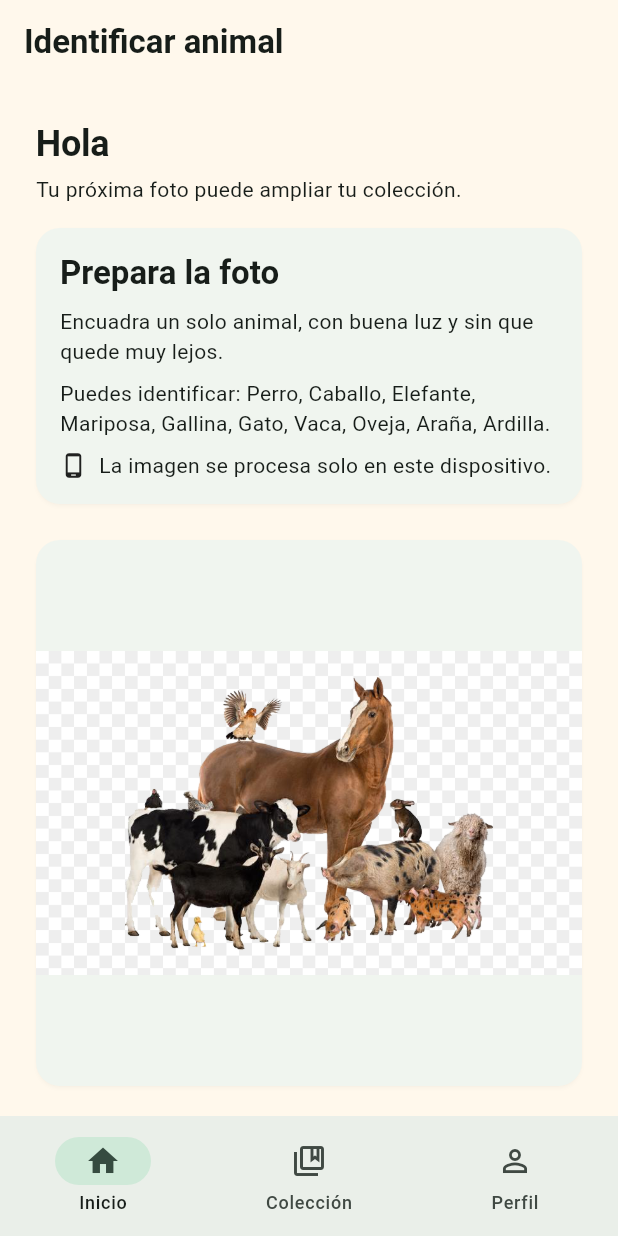
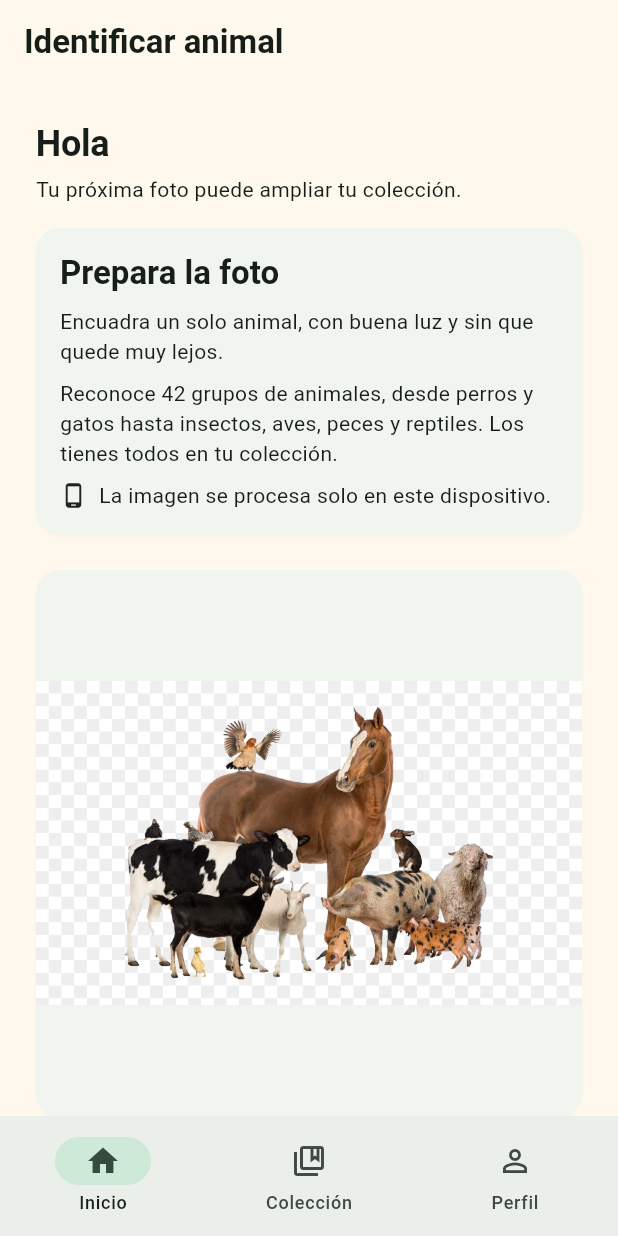
Before and after one commit to jsaproject/TFM, a Flutter app: the screen it shows once a user with an empty profile is signed in, after a tap on "Empezar a explorar", on a phone screen of 412 x 824 dp. Run offline on Flutter 3.47's test engine with Material 3 defaults, Android fonts, the phone set to English and light mode, and no system bars; our stand-ins replace cloud_firestore, firebase_auth, firebase_core, image_picker, permission_handler, shared_preferences; accounts and stored records are empty; project files that could hold a hidden picture were left out.

Commit message:
feat(classifier): identifica 42 grupos de animales con MobileNetV4
Sustituye el ResNet50 que la app arrastraba desde 2021, cuya cabeza de
clasificación nunca llegó a entrenarse, por MobileNetV4-Conv-Medium sobre
ImageNet-1k. Las 1000 clases del modelo se reparten entre 42 grupos
mostrables, así que el catálogo pasa de 10 animales a 42 sin reentrenar nada.

Tres detalles del modelo que había que resolver:

- Devuelve logits, no probabilidades. AnimalGroupMapping aplica softmax antes
  de sumar por grupo, y detecta si la salida ya venía normalizada.
- El plugin descarta clases con `confidence > threshold` y los logits son casi
  siempre negativos, así que el umbral pasa a ser muy negativo para conservar
  el vector completo.
- La normalización de timm es por canal y el plugin solo admite un escalar. Se
  usa 127.5/127.5, medido con --preprocess auto: cero aciertos de diferencia
  sobre 81 imágenes.

Las 602 clases que no son animales se aprovechan como detector de "esto no es
un animal", que antes no existía: classify() devolvía tres animales con
threshold 0 fuera lo que fuera la foto.

Los nombres de grupo cambian respecto al catálogo antiguo (Vaca -> Bovino,
Gallina -> Ave de corral, Araña -> Araña y escorpión, Oveja -> Ovino y
caprino, Ardilla -> Roedor). Las colecciones guardadas se traducen al leer y
sus cuentas se fusionan, sin reescribir Firestore: el dato del usuario se
conserva. Un test comprueba que los grupos del JSON y los del catálogo no
puedan desincronizarse.

Co-Authored-By: Claude Opus 5 <noreply@anthropic.com>
Claude-Session: https://claude.ai/code/session_01PkrhaSD3gTcc6vmyU9KC76

```diff
--- a/lib/animal_catalog.dart
+++ b/lib/animal_catalog.dart
@@ -1,83 +1,265 @@
 import 'package:flutter/material.dart';
 
 /// Fuente única de los datos que se muestran en la colección.
+///
+/// Los nombres deben coincidir exactamente con las claves de
+/// `assets/imagenet_animal_groups.json`: son la misma entidad vista desde el
+/// modelo y desde la interfaz.
 class Animal {
   const Animal({
     required this.name,
     required this.description,
-    required this.imageAsset,
     required this.icon,
+    this.imageAsset,
   });
 
   final String name;
   final String description;
-  final String imageAsset;
   final IconData icon;
+
+  /// Ilustración del catálogo. Nula mientras el grupo no tenga una propia.
+  final String? imageAsset;
 }
 
 const animalCatalog = <Animal>[
   Animal(
-    name: 'Perro',
-    description: 'Un compañero fiel y juguetón.',
-    imageAsset: 'assets/perro.jpg',
-    icon: Icons.pets,
+    name: 'Anfibio',
+    description: 'Vive entre el agua y la tierra.',
+    icon: Icons.water,
+  ),
+  Animal(
+    name: 'Antílope',
+    description: 'Corredor veloz de las praderas.',
+    icon: Icons.terrain,
+  ),
+  Animal(
+    name: 'Araña y escorpión',
+    description: 'Ocho patas y mucha paciencia.',
+    icon: Icons.bug_report,
+    imageAsset: 'assets/arana.jpg',
+  ),
+  Animal(
+    name: 'Ave acuática',
+    description: 'Nada, vuela y anida junto al agua.',
+    icon: Icons.waves,
+  ),
+  Animal(
+    name: 'Ave de corral',
+    description: 'Un ave habitual de la granja.',
+    icon: Icons.egg_alt,
+    imageAsset: 'assets/gallina.jpg',
+  ),
+  Animal(
+    name: 'Ave pequeña',
+    description: 'Pequeña, inquieta y cantarina.',
+    icon: Icons.flutter_dash,
+  ),
+  Animal(
+    name: 'Ave rapaz',
+    description: 'Vista afilada y vuelo silencioso.',
+    icon: Icons.air,
+  ),
+  Animal(
+    name: 'Avestruz',
+    description: 'El ave más grande, y no vuela.',
+    icon: Icons.flutter_dash,
+  ),
+  Animal(
+    name: 'Bovino',
+    description: 'Una tranquila habitante de la granja.',
+    icon: Icons.agriculture,
+    imageAsset: 'assets/vaca.jpg',
   ),
   Animal(
     name: 'Caballo',
     description: 'Rápido, fuerte y elegante.',
+    icon: Icons.pets,
     imageAsset: 'assets/caballo.jpg',
+  ),
+  Animal(
+    name: 'Camello y llama',
+    description: 'Aguanta lo que haga falta.',
+    icon: Icons.terrain,
+  ),
+  Animal(
+    name: 'Cebra',
+    description: 'Sus rayas no se repiten jamás.',
     icon: Icons.pets,
+  ),
+  Animal(
+    name: 'Cerdo',
+    description: 'Listo, sociable y con buen olfato.',
+    icon: Icons.savings,
+  ),
+  Animal(
+    name: 'Cocodrilo',
+    description: 'Espera inmóvil bajo el agua.',
+    icon: Icons.water,
+  ),
+  Animal(
+    name: 'Conejo y liebre',
+    description: 'Orejas largas y salto rápido.',
+    icon: Icons.cruelty_free,
+  ),
+  Animal(
+    name: 'Crustáceo',
+    description: 'Caparazón duro y pinzas firmes.',
+    icon: Icons.set_meal,
   ),
   Animal(
     name: 'Elefante',
     description: 'El mamífero terrestre más grande.',
+    icon: Icons.pets,
     imageAsset: 'assets/elefante.jpg',
+  ),
+  Animal(
+    name: 'Escarabajo',
+    description: 'Coraza brillante y andar tranquilo.',
+    icon: Icons.bug_report,
+  ),
+  Animal(
+    name: 'Felino salvaje',
+    description: 'El sigilo hecho músculo.',
     icon: Icons.pets,
+  ),
+  Animal(
+    name: 'Gato',
+    description: 'Curioso, ágil e independiente.',
+    icon: Icons.pets,
+    imageAsset: 'assets/gato.jpg',
+  ),
+  Animal(
+    name: 'Hipopótamo',
+    description: 'Enorme y sorprendentemente rápido.',
+    icon: Icons.water,
+  ),
+  Animal(
+    name: 'Invertebrado marino',
+    description: 'Vida sin huesos en el fondo del mar.',
+    icon: Icons.waves,
+  ),
+  Animal(
+    name: 'Lagarto',
+    description: 'Toma el sol sobre las piedras.',
+    icon: Icons.terrain,
+  ),
+  Animal(
+    name: 'Lobo y zorro',
+    description: 'El pariente salvaje del perro.',
+    icon: Icons.forest,
+  ),
+  Animal(
+    name: 'Loro',
+    description: 'Colorido, ruidoso y muy listo.',
+    icon: Icons.flutter_dash,
+  ),
+  Animal(
+    name: 'Mamífero marino',
+    description: 'Respira aire y vive en el mar.',
+    icon: Icons.waves,
   ),
   Animal(
     name: 'Mariposa',
     description: 'Un insecto de alas llenas de color.',
+    icon: Icons.flutter_dash,
     imageAsset: 'assets/mariposa.jpg',
-    icon: Icons.flutter_dash,
   ),
   Animal(
-    name: 'Gallina',
-    description: 'Un ave habitual de la granja.',
-    imageAsset: 'assets/gallina.jpg',
-    icon: Icons.egg_alt,
-  ),
-  Animal(
-    name: 'Gato',
-    description: 'Curioso, ágil e independiente.',
-    imageAsset: 'assets/gato.jpg',
+    name: 'Marsupial',
+    description: 'Cría a sus hijos en una bolsa.',
     icon: Icons.pets,
   ),
   Animal(
-    name: 'Vaca',
-    description: 'Una tranquila habitante de la granja.',
-    imageAsset: 'assets/vaca.jpg',
-    icon: Icons.agriculture,
+    name: 'Molusco',
+    description: 'Cuerpo blando, a veces con concha.',
+    icon: Icons.set_meal,
   ),
   Animal(
-    name: 'Oveja',
-    description: 'Su lana la protege del frío.',
-    imageAsset: 'assets/oveja.jpg',
+    name: 'Mustélido',
+    description: 'Cuerpo alargado y mucha energía.',
     icon: Icons.pets,
   ),
   Animal(
-    name: 'Araña',
-    description: 'Una experta tejedora de telas.',
-    imageAsset: 'assets/arana.jpg',
-    icon: Icons.bug_report,
+    name: 'Oso',
+    description: 'Grande, fuerte y goloso.',
+    icon: Icons.pets,
   ),
   Animal(
-    name: 'Ardilla',
-    description: 'Pequeña, veloz y recolectora.',
+    name: 'Otros insectos',
+    description: 'Seis patas y un mundo por descubrir.',
+    icon: Icons.hive,
+  ),
+  Animal(
+    name: 'Otros mamíferos',
+    description: 'No encaja en ningún grupo, y ahí está su gracia.',
+    icon: Icons.pets,
+  ),
+  Animal(
+    name: 'Ovino y caprino',
+    description: 'Su lana la protege del frío.',
+    icon: Icons.agriculture,
+    imageAsset: 'assets/oveja.jpg',
+  ),
+  Animal(
+    name: 'Perro',
+    description: 'Un compañero fiel y juguetón.',
+    icon: Icons.pets,
+    imageAsset: 'assets/perro.jpg',
+  ),
+  Animal(
+    name: 'Pez',
+    description: 'Respira bajo el agua con branquias.',
+    icon: Icons.set_meal,
+  ),
+  Animal(
+    name: 'Pingüino',
+    description: 'Nada mejor de lo que camina.',
+    icon: Icons.ac_unit,
+  ),
+  Animal(
+    name: 'Primate',
+    description: 'Manos hábiles y mirada curiosa.',
+    icon: Icons.pets,
+  ),
+  Animal(
+    name: 'Roedor',
+    description: 'Pequeño, veloz y recolector.',
+    icon: Icons.forest,
     imageAsset: 'assets/ardilla.jpg',
-    icon: Icons.forest,
+  ),
+  Animal(
+    name: 'Serpiente',
+    description: 'Se mueve sin patas y sin ruido.',
+    icon: Icons.grass,
+  ),
+  Animal(
+    name: 'Tiburón y raya',
+    description: 'Esqueleto de cartílago, no de hueso.',
+    icon: Icons.set_meal,
+  ),
+  Animal(
+    name: 'Tortuga',
+    description: 'Lleva su casa siempre encima.',
+    icon: Icons.eco,
   ),
 ];
 
 final animalByName = <String, Animal>{
   for (final animal in animalCatalog) animal.name: animal,
 };
+
+/// Nombres usados antes de agrupar las clases de ImageNet.
+///
+/// Las colecciones guardadas en Firestore desde 2021 usan estas claves. Se
+/// traducen al leer, sin reescribir los documentos: el dato del usuario se
+/// conserva y sigue contando para su colección.
+const legacyAnimalNames = <String, String>{
+  'Gallina': 'Ave de corral',
+  'Vaca': 'Bovino',
+  'Oveja': 'Ovino y caprino',
+  'Araña': 'Araña y escorpión',
+  'Ardilla': 'Roedor',
+};
+
+/// Traduce un nombre guardado al grupo actual, o lo deja igual si ya lo es.
+String resolveAnimalName(String stored) => legacyAnimalNames[stored] ?? stored;
--- a/lib/features/classifier/presentation/classifier_controller.dart
+++ b/lib/features/classifier/presentation/classifier_controller.dart
@@ -132,7 +132,7 @@ class ClassifierController extends ChangeNotifier {
     try {
       final result = await _classifier.classify(path);
       _state = ClassifierState(
-        status: result.primary.confidence >= minimumReliableConfidence
+        status: _isReliable(result)
             ? ClassifierStatus.success
             : ClassifierStatus.unrecognized,
         image: image,
@@ -152,8 +152,18 @@ class ClassifierController extends ChangeNotifier {
     }
   }
 
-  /// Umbral conservador de interfaz mientras se valida el modelo en la fase 7.
-  static const minimumReliableConfidence = 0.75;
+  /// Una identificación vale si el grupo gana con holgura y, además, el modelo
+  /// no ve con más fuerza algo que no es un animal.
+  static bool _isReliable(ClassificationResult result) =>
+      result.primary.confidence >= minimumReliableConfidence &&
+      !result.looksLikeSomethingElse;
+
+  /// Los grupos de una sola clase de ImageNet, como Caballo o Cebra, rondan el
+  /// 0,7 de confianza en fotos correctas, así que un umbral más alto los
+  /// rechazaría casi siempre. El descarte de fondo lo hace
+  /// [ClassificationResult.looksLikeSomethingElse], que compara contra las 602
+  /// clases que no son animales.
+  static const minimumReliableConfidence = 0.5;
 
   @override
   void dispose() {
--- a/lib/features/classifier/presentation/classifier_page.dart
+++ b/lib/features/classifier/presentation/classifier_page.dart
@@ -244,7 +244,9 @@ class _CaptureGuide extends StatelessWidget {
           ),
           const SizedBox(height: MichiTokens.space8),
           Text(
-            'Puedes identificar: ${animalCatalog.map((animal) => animal.name).join(', ')}.',
+            'Reconoce ${animalCatalog.length} grupos de animales, desde perros '
+            'y gatos hasta insectos, aves, peces y reptiles. Los tienes todos '
+            'en tu colección.',
           ),
           const SizedBox(height: MichiTokens.space8),
           const Row(
--- a/lib/models/prediction.dart
+++ b/lib/models/prediction.dart
@@ -9,8 +9,16 @@ class ClassificationResult {
   ClassificationResult({
     required this.primary,
     required List<Prediction> alternatives,
+    this.notAnimalConfidence = 0,
   }) : alternatives = List.unmodifiable(alternatives);
 
   final Prediction primary;
   final List<Prediction> alternatives;
+
+  /// Probabilidad de que la foto no contenga ninguno de los animales del
+  /// catálogo, sumando las clases de ImageNet que no son animales.
+  final double notAnimalConfidence;
+
+  /// Cierto cuando el modelo ve con más fuerza algo que no es un animal.
+  bool get looksLikeSomethingElse => notAnimalConfidence > primary.confidence;
 }
--- /dev/null
+++ b/lib/services/animal_group_mapping.dart
@@ -0,0 +1,163 @@
+import 'dart:convert';
+import 'dart:math' as math;
+
+import 'package:flutter/services.dart';
+
+/// Ruta del mapeo que comparten la app y `tool/verify_model.py`.
+const animalGroupsAsset = 'assets/imagenet_animal_groups.json';
+
+/// Puntuación cruda que el modelo da a una clase de ImageNet.
+class ClassScore {
+  const ClassScore({required this.index, required this.score});
+
+  final int index;
+  final double score;
+}
+
+/// Probabilidad acumulada de un grupo del catálogo.
+class GroupScore {
+  const GroupScore({required this.group, required this.probability});
+
+  final String group;
+  final double probability;
+}
+
+/// Resultado de repartir las 1000 clases de ImageNet entre los grupos.
+class AggregatedScores {
+  AggregatedScores({
+    required List<GroupScore> groups,
+    required this.nonAnimalProbability,
+  }) : groups = List.unmodifiable(groups);
+
+  /// Grupos con probabilidad mayor que cero, de mayor a menor.
+  final List<GroupScore> groups;
+
+  /// Probabilidad repartida entre las clases que no son animales.
+  ///
+  /// Sale gratis: de las 1000 clases de ImageNet solo 396 lo son, así que el
+  /// resto funciona como detector de "esto no es un animal".
+  final double nonAnimalProbability;
+}
+
+/// Traduce las clases de ImageNet a los grupos que muestra la app.
+class AnimalGroupMapping {
+  AnimalGroupMapping._(this._groupByClass, this.classCount);
+
+  final Map<int, String> _groupByClass;
+
+  /// Clases que produce el modelo, para validar los índices que llegan.
+  final int classCount;
+
+  Iterable<String> get groupNames => _groupByClass.values.toSet();
+
+  static Future<AnimalGroupMapping> load([AssetBundle? bundle]) async {
+    final raw = await (bundle ?? rootBundle).loadString(animalGroupsAsset);
+    return AnimalGroupMapping.fromJson(jsonDecode(raw) as Map<String, dynamic>);
+  }
+
+  factory AnimalGroupMapping.fromJson(Map<String, dynamic> json) {
+    final groups = json['grupos'];
+    if (groups is! Map) {
+      throw const FormatException('El mapeo de grupos no tiene clave "grupos"');
+    }
+    final classCount = json['total_clases_modelo'];
+    if (classCount is! int || classCount <= 0) {
+      throw const FormatException('El mapeo no declara "total_clases_modelo"');
+    }
+
+    final byClass = <int, String>{};
+    for (final entry in groups.entries) {
+      final group = entry.key;
+      final indices = entry.value;
+      if (group is! String || group.isEmpty || indices is! List) {
+        throw const FormatException('Grupo mal formado en el mapeo');
+      }
+      for (final index in indices) {
+        if (index is! int || index < 0 || index >= classCount) {
+          throw FormatException('Índice fuera de rango en "$group": $index');
+        }
+        if (byClass.containsKey(index)) {
+          throw FormatException('La clase $index está en dos grupos');
+        }
+        byClass[index] = group;
+      }
+    }
+    if (byClass.isEmpty) {
+      throw const FormatException('El mapeo de grupos está vacío');
+    }
+    return AnimalGroupMapping._(byClass, classCount);
+  }
+
+  /// Reparte las puntuaciones del modelo entre los grupos.
+  ///
+  /// Acepta tanto logits como probabilidades: MobileNetV4 convertido desde timm
+  /// no lleva softmax dentro y devuelve logits, que hay que normalizar antes de
+  /// sumarlos. Sumar logits no significa nada.
+  AggregatedScores aggregate(List<ClassScore> scores) {
+    if (scores.isEmpty) {
+      throw ArgumentError.value(
+        scores,
+        'scores',
+        'Sin puntuaciones que agrupar',
+      );
+    }
+    final probabilities = _toProbabilities(scores);
+
+    final byGroup = <String, double>{};
+    var animalMass = 0.0;
+    for (var i = 0; i < scores.length; i++) {
+      final group = _groupByClass[scores[i].index];
+      if (group == null) continue;
+      byGroup.update(
+        group,
+        (current) => current + probabilities[i],
+        ifAbsent: () => probabilities[i],
+      );
+      animalMass += probabilities[i];
+    }
+
+    final groups =
+        byGroup.entries
+            .map(
+              (entry) => GroupScore(group: entry.key, probability: entry.value),
+            )
+            .toList()
+          ..sort(
+            (left, right) => right.probability.compareTo(left.probability),
+          );
+
+    return AggregatedScores(
+      groups: groups,
+      nonAnimalProbability: (1.0 - animalMass).clamp(0.0, 1.0),
+    );
+  }
+
+  /// Normaliza a probabilidades, detectando si ya lo eran.
+  List<double> _toProbabilities(List<ClassScore> scores) {
+    var total = 0.0;
+    var minimum = double.infinity;
+    var maximum = double.negativeInfinity;
+    for (final score in scores) {
+      total += score.score;
+      minimum = math.min(minimum, score.score);
+      maximum = math.max(maximum, score.score);
+    }
+    // Una distribución ya normalizada no debe volver a pasar por softmax:
+    // lo aplanaría y dejaría todas las clases casi iguales.
+    if (minimum >= 0.0 && (total - 1.0).abs() < 0.05) {
+      return [for (final score in scores) score.score];
+    }
+
+    var sum = 0.0;
+    final exponentials = <double>[
+      for (final score in scores) math.exp(score.score - maximum),
+    ];
+    for (final value in exponentials) {
+      sum += value;
+    }
+    if (sum <= 0 || !sum.isFinite) {
+      throw StateError('Las puntuaciones del modelo no son normalizables');
+    }
+    return [for (final value in exponentials) value / sum];
+  }
+}
--- a/lib/services/collection_repository.dart
+++ b/lib/services/collection_repository.dart
@@ -88,7 +88,10 @@ class FirestoreCollectionRepository implements CollectionRepository {
       }
 
       final storedAnimal = predictionSnapshot.data()?['animal'];
-      if (storedAnimal is! String || !animalByName.containsKey(storedAnimal)) {
+      // Se valida el nombre traducido, pero se descuenta del campo original:
+      // en Firestore la cuenta sigue guardada bajo la clave antigua.
+      if (storedAnimal is! String ||
+          !animalByName.containsKey(resolveAnimalName(storedAnimal))) {
         throw StateError('La identificación guardada no es válida.');
       }
       final counts = _readCounts(userSnapshot.data() ?? {});
@@ -124,11 +127,13 @@ class FirestoreCollectionRepository implements CollectionRepository {
   ) {
     final data = document.data();
     final animal = data['animal'];
-    if (animal is! String || !animalByName.containsKey(animal)) return null;
+    if (animal is! String) return null;
+    final resolved = resolveAnimalName(animal);
+    if (!animalByName.containsKey(resolved)) return null;
     final createdAt = data['createdAt'];
     return CollectionPrediction(
       id: document.id,
-      animal: animal,
+      animal: resolved,
       createdAt: createdAt is Timestamp ? createdAt.toDate() : null,
     );
   }
@@ -182,14 +187,29 @@ class FirestoreCollectionRepository implements CollectionRepository {
 /// accidentally stored names such as `collection.Perro` as literal keys.
 UserCollection userCollectionFromFirestore(Map<String, dynamic> data) {
   final includeLegacy = data['collectionSchemaVersion'] != 2;
-  final dates = _readRawDates(
+  final dates = <String, DateTime>{};
+  for (final entry in _readRawDates(
     data,
     includeLegacy: includeLegacy,
-  ).map((animal, value) => MapEntry(animal, _asDateTime(value)));
-  return UserCollection(
-    counts: _readCounts(data, includeLegacy: includeLegacy),
-    lastIdentified: dates,
-  );
+  ).entries) {
+    final animal = resolveAnimalName(entry.key);
+    final date = _asDateTime(entry.value);
+    final current = dates[animal];
+    if (current == null || date.isAfter(current)) dates[animal] = date;
+  }
+
+  // Los nombres se traducen al leer, no en Firestore: el documento del usuario
+  // se queda como está y su colección de 2021 sigue contando.
+  final counts = <String, int>{};
+  for (final entry in _readCounts(data, includeLegacy: includeLegacy).entries) {
+    counts.update(
+      resolveAnimalName(entry.key),
+      (current) => current + entry.value,
+      ifAbsent: () => entry.value,
+    );
+  }
+
+  return UserCollection(counts: counts, lastIdentified: dates);
 }
 
 Map<String, int> _readCounts(
```
Also changed, not shown: lib/features/collection/presentation/animal_detail_page.dart (+2 -5 lines), lib/features/collection/presentation/animal_image.dart (added, +47 -0 lines), lib/features/collection/presentation/collection_page.dart (+2 -5 lines), lib/services/classifier_service.dart (+65 -23 lines), assets/imagenet_animal_groups.json (renamed from tool/imagenet_animal_groups.json), 6 other files.
